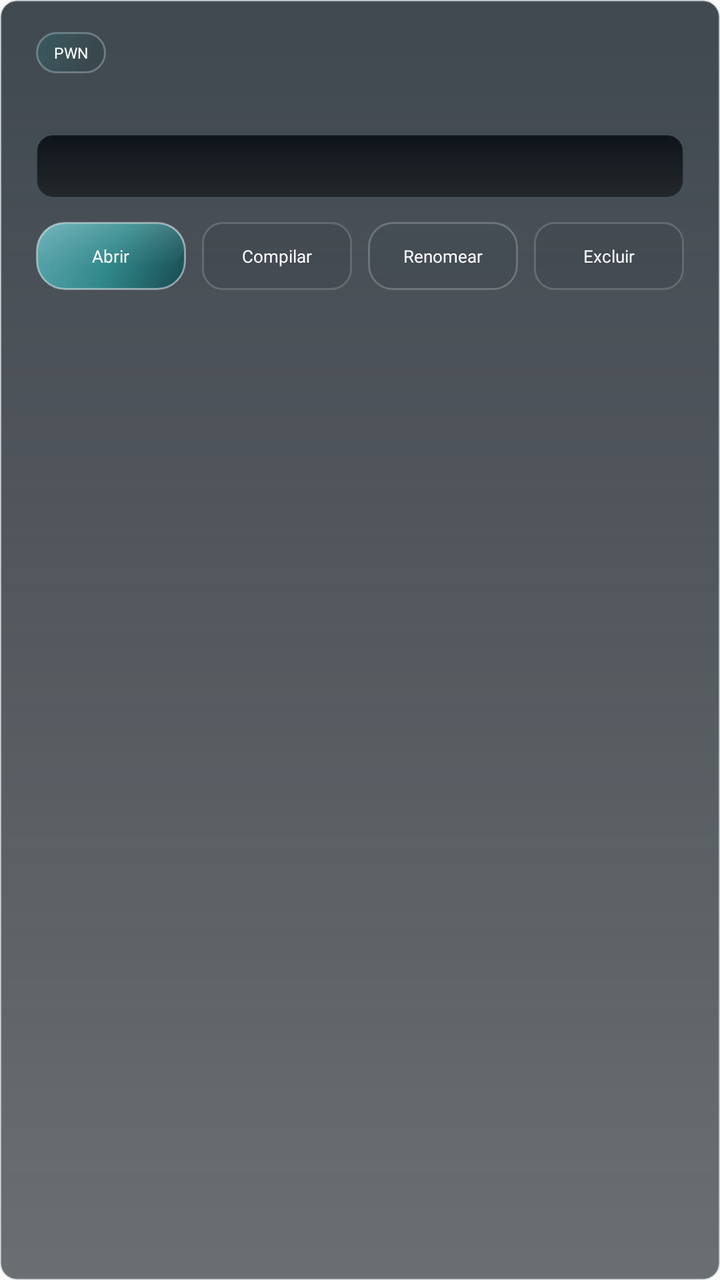
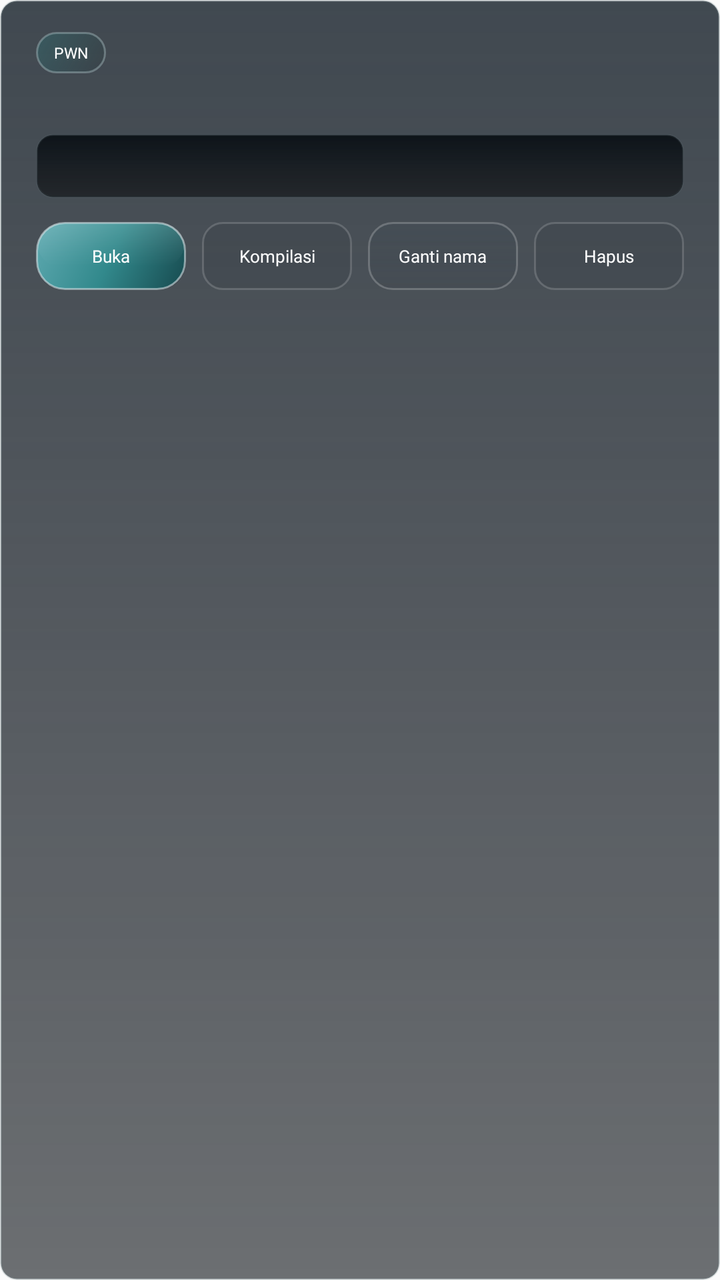

Screens rendered from an Android XML layout before and after an edit, with the pre-edit source and the edit as a unified diff.
<!-- AndroidManifest.xml: application theme Theme.AppCompat.Light.NoActionBar.FullScreen -->
<!-- res/layout/item_editor_file.xml -->
<?xml version="1.0" encoding="utf-8"?>
<LinearLayout xmlns:android="http://schemas.android.com/apk/res/android"
    android:id="@+id/editor_file_item_surface"
    android:layout_width="match_parent"
    android:layout_height="wrap_content"
    android:layout_marginBottom="12dp"
    android:background="@drawable/home_server_option_default"
    android:orientation="vertical"
    android:paddingStart="18dp"
    android:paddingTop="16dp"
    android:paddingEnd="18dp"
    android:paddingBottom="16dp">

    <LinearLayout
        android:layout_width="match_parent"
        android:layout_height="wrap_content"
        android:gravity="center_vertical"
        android:orientation="horizontal">

        <TextView
            android:id="@+id/editor_file_type_badge"
            android:layout_width="wrap_content"
            android:layout_height="wrap_content"
            android:background="@drawable/home_news_badge"
            android:fontFamily="@font/montserrat_bold"
            android:paddingStart="9dp"
            android:paddingTop="5dp"
            android:paddingEnd="9dp"
            android:paddingBottom="5dp"
            android:text="PWN"
            android:textAllCaps="true"
            android:textColor="@android:color/white"
            android:textSize="7.5sp" />

        <TextView
            android:id="@+id/editor_file_name"
            android:layout_width="0dp"
            android:layout_height="wrap_content"
            android:layout_marginStart="10dp"
            android:layout_weight="1"
            android:ellipsize="end"
            android:fontFamily="@font/montserrat_bold"
            android:maxLines="1"
            android:textColor="@android:color/white"
            android:textSize="13sp" />
    </LinearLayout>

    <TextView
        android:id="@+id/editor_file_meta"
        android:layout_width="match_parent"
        android:layout_height="wrap_content"
        android:layout_marginTop="8dp"
        android:fontFamily="@font/montserrat_medium"
        android:textColor="@color/launcher_text_secondary"
        android:textSize="9sp" />

    <TextView
        android:id="@+id/editor_file_path"
        android:layout_width="match_parent"
        android:layout_height="wrap_content"
        android:layout_marginTop="10dp"
        android:background="@drawable/launcher_console_surface"
        android:fontFamily="monospace"
        android:paddingStart="12dp"
        android:paddingTop="10dp"
        android:paddingEnd="12dp"
        android:paddingBottom="10dp"
        android:textColor="#D8E2EC"
        android:textSize="8.5sp" />

    <LinearLayout
        android:layout_width="match_parent"
        android:layout_height="wrap_content"
        android:layout_marginTop="12dp"
        android:orientation="horizontal">

        <TextView
            android:id="@+id/editor_file_open_action"
            android:layout_width="0dp"
            android:layout_height="34dp"
            android:layout_weight="1"
            android:background="@drawable/home_server_select_button"
            android:fontFamily="@font/montserrat_bold"
            android:gravity="center"
            android:text="Abrir"
            android:textColor="@android:color/white"
            android:textSize="8.5sp" />

        <TextView
            android:id="@+id/editor_file_compile_action"
            android:layout_width="0dp"
            android:layout_height="34dp"
            android:layout_marginStart="8dp"
            android:layout_weight="1"
            android:background="@drawable/home_action_text_button"
            android:fontFamily="@font/montserrat_bold"
            android:gravity="center"
            android:text="Compilar"
            android:textColor="@android:color/white"
            android:textSize="8.5sp" />

        <TextView
            android:id="@+id/editor_file_rename_action"
            android:layout_width="0dp"
            android:layout_height="34dp"
            android:layout_marginStart="8dp"
            android:layout_weight="1"
            android:background="@drawable/home_action_secondary"
            android:fontFamily="@font/montserrat_bold"
            android:gravity="center"
            android:text="Renomear"
            android:textColor="@android:color/white"
            android:textSize="8.5sp" />

        <TextView
            android:id="@+id/editor_file_delete_action"
            android:layout_width="0dp"
            android:layout_height="34dp"
            android:layout_marginStart="8dp"
            android:layout_weight="1"
            android:background="@drawable/home_action_text_button"
            android:fontFamily="@font/montserrat_bold"
            android:gravity="center"
            android:text="Excluir"
            android:textColor="@android:color/white"
            android:textSize="8.5sp" />
    </LinearLayout>

</LinearLayout>
<!-- resources referenced by this layout -->
<resources>
  <color name="launcher_text_secondary">#D4DEE4</color>
  <!-- drawable home_action_secondary (drawable) -->
  <?xml version="1.0" encoding="utf-8"?>
  <shape xmlns:android="http://schemas.android.com/apk/res/android"
      android:shape="rectangle">
      <gradient
          android:angle="270"
          android:startColor="#2E344450"
          android:endColor="#151A222A" />
      <corners android:radius="12dp" />
      <stroke
          android:width="1dp"
          android:color="#36FFFFFF" />
  </shape>
  <!-- drawable home_action_text_button (drawable) -->
  <?xml version="1.0" encoding="utf-8"?>
  <shape xmlns:android="http://schemas.android.com/apk/res/android"
      android:shape="rectangle">
      <solid android:color="#140F141A" />
      <corners android:radius="10dp" />
      <stroke
          android:width="1dp"
          android:color="#2AFFFFFF" />
  </shape>
  <!-- drawable home_news_badge (drawable) -->
  <?xml version="1.0" encoding="utf-8"?>
  <shape xmlns:android="http://schemas.android.com/apk/res/android"
      android:shape="rectangle">
      <gradient
          android:angle="315"
          android:startColor="#6C2D6F73"
          android:endColor="#33192325" />
      <corners android:radius="10dp" />
      <stroke
          android:width="1dp"
          android:color="#5DBBD4D5" />
  </shape>
  <!-- drawable home_server_option_default (drawable) -->
  <?xml version="1.0" encoding="utf-8"?>
  <shape xmlns:android="http://schemas.android.com/apk/res/android"
      android:shape="rectangle">
      <gradient
                  android:angle="270"
                  android:startColor="#D31A242D"
                  android:centerColor="#B510171F"
                  android:endColor="#96080D12" />
      <corners android:radius="8dp" />
      <stroke
          android:width="1dp"
          android:color="@color/launcher_border_soft" />
  </shape>
  <!-- drawable launcher_console_surface (drawable) -->
  <?xml version="1.0" encoding="utf-8"?>
  <layer-list xmlns:android="http://schemas.android.com/apk/res/android">
      <item>
          <shape android:shape="rectangle">
              <gradient
                  android:angle="270"
                  android:startColor="#EC090F14"
                  android:centerColor="#D6070C11"
                  android:endColor="#C0030609" />
              <corners android:radius="8dp" />
              <stroke
                  android:width="1dp"
                  android:color="#315B6970" />
          </shape>
      </item>
      <item
          android:left="1dp"
          android:top="1dp"
          android:right="1dp"
          android:bottom="1dp">
          <shape android:shape="rectangle">
              <gradient
                  android:angle="90"
                  android:startColor="#10FFFFFF"
                  android:endColor="#00FFFFFF" />
              <corners android:radius="7dp" />
          </shape>
      </item>
  </layer-list>
  <style name="Theme.AppCompat.Light.NoActionBar.FullScreen" parent="@style/Theme.AppCompat.Light.NoActionBar">
          <item name="android:windowNoTitle">true</item>
          <item name="android:windowActionBar">false</item>
          <item name="android:windowFullscreen">true</item>
          <item name="android:windowContentOverlay">@null</item>
          <item name="android:windowLayoutInDisplayCutoutMode">shortEdges</item>
      </style>
  <color name="launcher_border_soft">#42798A91</color>
  <color name="launcher_accent_teal">#32898C</color>
  <color name="launcher_accent_teal_dark">#174A4F</color>
  <!-- unchanged entries left out for length: 1 -->
</resources>

<!-- the commit's change to res/layout/item_editor_file.xml (unified diff, before → after) -->
@@ -82,7 +82,7 @@
             android:background="@drawable/home_server_select_button"
             android:fontFamily="@font/montserrat_bold"
             android:gravity="center"
-            android:text="Abrir"
+            android:text="Buka"
             android:textColor="@android:color/white"
             android:textSize="8.5sp" />
 
@@ -95,7 +95,7 @@
             android:background="@drawable/home_action_text_button"
             android:fontFamily="@font/montserrat_bold"
             android:gravity="center"
-            android:text="Compilar"
+            android:text="Kompilasi"
             android:textColor="@android:color/white"
             android:textSize="8.5sp" />
 
@@ -108,7 +108,7 @@
             android:background="@drawable/home_action_secondary"
             android:fontFamily="@font/montserrat_bold"
             android:gravity="center"
-            android:text="Renomear"
+            android:text="Ganti nama"
             android:textColor="@android:color/white"
             android:textSize="8.5sp" />
 
@@ -121,7 +121,7 @@
             android:background="@drawable/home_action_text_button"
             android:fontFamily="@font/montserrat_bold"
             android:gravity="center"
-            android:text="Excluir"
+            android:text="Hapus"
             android:textColor="@android:color/white"
             android:textSize="8.5sp" />
     </LinearLayout>
